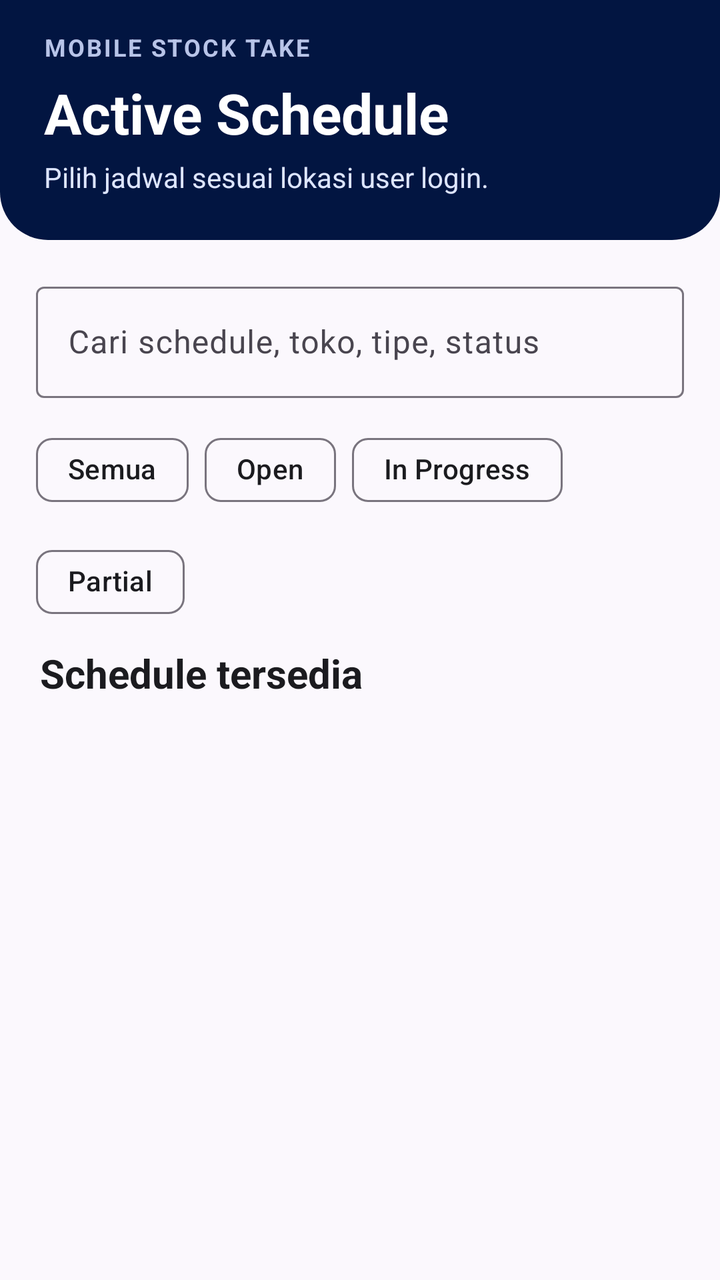
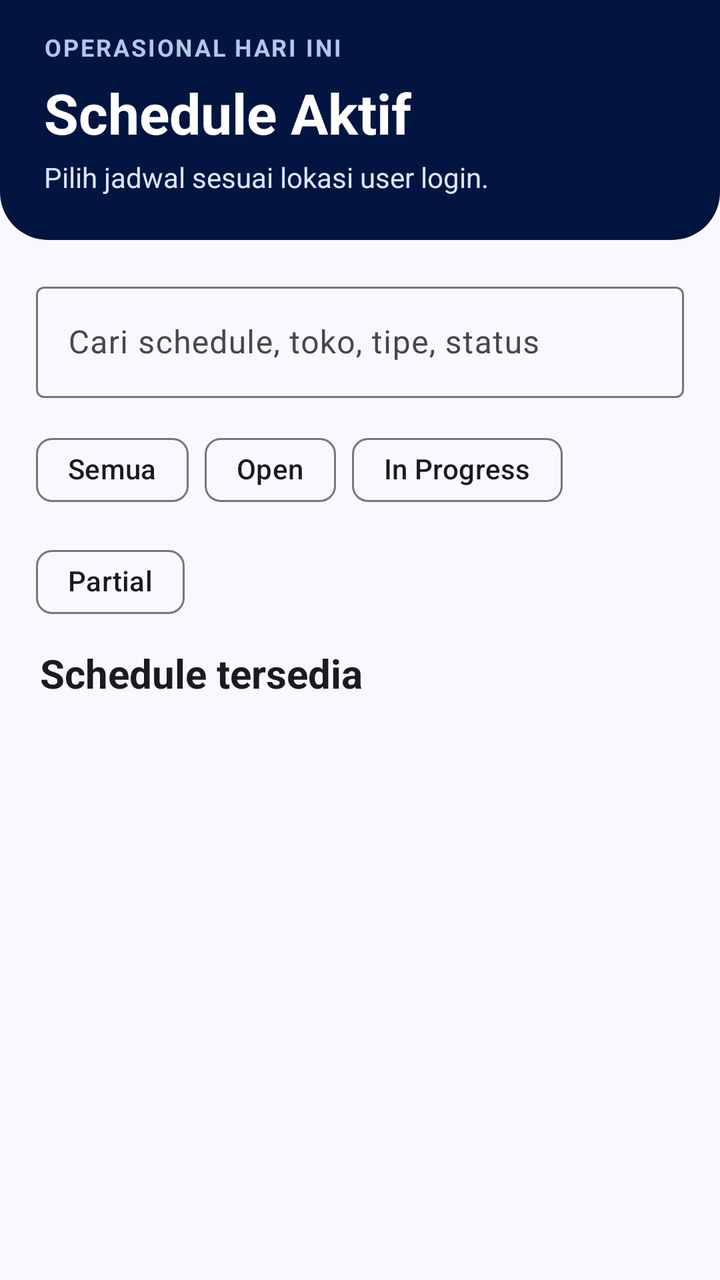

Screens rendered from an Android XML layout before and after an edit, with the pre-edit source and the edit as a unified diff.
<!-- AndroidManifest.xml: application theme Theme.HeroStockTake -->
<!-- res/layout/fragment_schedule_list.xml -->
<?xml version="1.0" encoding="utf-8"?>
<LinearLayout xmlns:android="http://schemas.android.com/apk/res/android"
    xmlns:app="http://schemas.android.com/apk/res-auto"
    android:layout_width="match_parent"
    android:layout_height="match_parent"
    android:background="@color/hero_surface"
    android:orientation="vertical">

    <LinearLayout
        android:layout_width="match_parent"
        android:layout_height="120dp"
        android:background="@drawable/bg_header_panel"
        android:gravity="bottom"
        android:orientation="vertical"
        android:paddingHorizontal="22dp"
        android:paddingBottom="22dp">

        <TextView
            android:layout_width="wrap_content"
            android:layout_height="wrap_content"
            android:letterSpacing="0.08"
            android:text="MOBILE STOCK TAKE"
            android:textColor="#B8C4E8"
            android:textSize="12sp"
            android:textStyle="bold" />

        <TextView
            android:layout_width="match_parent"
            android:layout_height="wrap_content"
            android:layout_marginTop="6dp"
            android:text="Active Schedule"
            android:textColor="@color/white"
            android:textSize="28sp"
            android:textStyle="bold" />

        <TextView
            android:id="@+id/scheduleHeaderSubtitle"
            android:layout_width="match_parent"
            android:layout_height="wrap_content"
            android:layout_marginTop="4dp"
            android:text="Pilih jadwal sesuai lokasi user login."
            android:textColor="#DDE5FF"
            android:textSize="14sp" />
    </LinearLayout>

    <com.google.android.material.textfield.TextInputLayout
        android:id="@+id/scheduleSearchLayout"
        style="@style/Widget.Material3.TextInputLayout.OutlinedBox"
        android:layout_width="match_parent"
        android:layout_height="wrap_content"
        android:layout_marginHorizontal="18dp"
        android:layout_marginTop="18dp"
        android:hint="Cari schedule, toko, tipe, status">

        <com.google.android.material.textfield.TextInputEditText
            android:id="@+id/scheduleSearchInput"
            android:layout_width="match_parent"
            android:layout_height="wrap_content"
            android:inputType="text"
            android:minHeight="52dp"
            android:singleLine="true" />
    </com.google.android.material.textfield.TextInputLayout>

    <com.google.android.material.chip.ChipGroup
        android:id="@+id/scheduleFilterGroup"
        android:layout_width="match_parent"
        android:layout_height="wrap_content"
        android:layout_marginHorizontal="18dp"
        android:layout_marginTop="12dp"
        app:selectionRequired="true"
        app:singleSelection="true">

        <com.google.android.material.chip.Chip
            android:id="@+id/filterScheduleAll"
            android:layout_width="wrap_content"
            android:layout_height="wrap_content"
            android:checked="true"
            android:text="Semua" />

        <com.google.android.material.chip.Chip
            android:id="@+id/filterScheduleOpen"
            android:layout_width="wrap_content"
            android:layout_height="wrap_content"
            android:text="Open" />

        <com.google.android.material.chip.Chip
            android:id="@+id/filterScheduleProgress"
            android:layout_width="wrap_content"
            android:layout_height="wrap_content"
            android:text="In Progress" />

        <com.google.android.material.chip.Chip
            android:id="@+id/filterSchedulePartial"
            android:layout_width="wrap_content"
            android:layout_height="wrap_content"
            android:text="Partial" />
    </com.google.android.material.chip.ChipGroup>

    <LinearLayout
        android:layout_width="match_parent"
        android:layout_height="wrap_content"
        android:gravity="center_vertical"
        android:orientation="horizontal"
        android:paddingHorizontal="20dp"
        android:paddingTop="8dp">

        <TextView
            style="@style/HeroSectionTitle"
            android:layout_width="0dp"
            android:layout_height="wrap_content"
            android:layout_weight="1"
            android:text="Schedule tersedia" />

        <TextView
            android:id="@+id/scheduleCount"
            android:layout_width="wrap_content"
            android:layout_height="wrap_content"
            android:textColor="@color/hero_text_muted"
            android:textSize="13sp"
            android:textStyle="bold" />
    </LinearLayout>

    <TextView
        android:id="@+id/scheduleState"
        android:layout_width="match_parent"
        android:layout_height="wrap_content"
        android:layout_marginHorizontal="20dp"
        android:layout_marginTop="8dp"
        android:textColor="@color/hero_text_muted"
        android:textSize="14sp"
        android:visibility="gone" />

    <androidx.recyclerview.widget.RecyclerView
        android:id="@+id/scheduleList"
        android:layout_width="match_parent"
        android:layout_height="0dp"
        android:layout_marginTop="6dp"
        android:layout_weight="1"
        android:clipToPadding="false"
        android:paddingHorizontal="16dp"
        android:paddingBottom="22dp" />
</LinearLayout>
<!-- resources referenced by this layout -->
<resources>
  <color name="hero_surface">#FBF8FD</color>
  <color name="hero_text_muted">#5C5D66</color>
  <color name="white">#FFFFFF</color>
  <!-- drawable bg_header_panel (drawable) -->
  <?xml version="1.0" encoding="utf-8"?>
  <shape xmlns:android="http://schemas.android.com/apk/res/android">
      <solid android:color="@color/hero_navy" />
      <corners android:bottomLeftRadius="24dp" android:bottomRightRadius="24dp" />
  </shape>
  <style name="HeroSectionTitle">
          <item name="android:textColor">@color/hero_text</item>
          <item name="android:textStyle">bold</item>
          <item name="android:textSize">20sp</item>
      </style>
  <style name="Theme.HeroStockTake" parent="Theme.Material3.Light.NoActionBar">
          <item name="colorPrimary">@color/hero_navy</item>
          <item name="colorOnPrimary">@color/white</item>
          <item name="colorSecondary">@color/hero_red</item>
          <item name="colorOnSecondary">@color/white</item>
          <item name="colorSurface">@color/hero_surface</item>
          <item name="colorOnSurface">@color/hero_text</item>
          <item name="android:windowLightStatusBar">true</item>
          <item name="android:statusBarColor">@color/hero_navy</item>
          <item name="android:navigationBarColor">@color/white</item>
          <item name="android:windowActionModeOverlay">true</item>
      </style>
  <color name="hero_navy">#021541</color>
  <color name="hero_text">#1B1B1F</color>
  <color name="hero_red">#E41F25</color>
</resources>

<!-- the commit's change to res/layout/fragment_schedule_list.xml (unified diff, before → after) -->
@@ -19,7 +19,7 @@
             android:layout_width="wrap_content"
             android:layout_height="wrap_content"
             android:letterSpacing="0.08"
-            android:text="MOBILE STOCK TAKE"
+            android:text="OPERASIONAL HARI INI"
             android:textColor="#B8C4E8"
             android:textSize="12sp"
             android:textStyle="bold" />
@@ -28,7 +28,7 @@
             android:layout_width="match_parent"
             android:layout_height="wrap_content"
             android:layout_marginTop="6dp"
-            android:text="Active Schedule"
+            android:text="Schedule Aktif"
             android:textColor="@color/white"
             android:textSize="28sp"
             android:textStyle="bold" />
